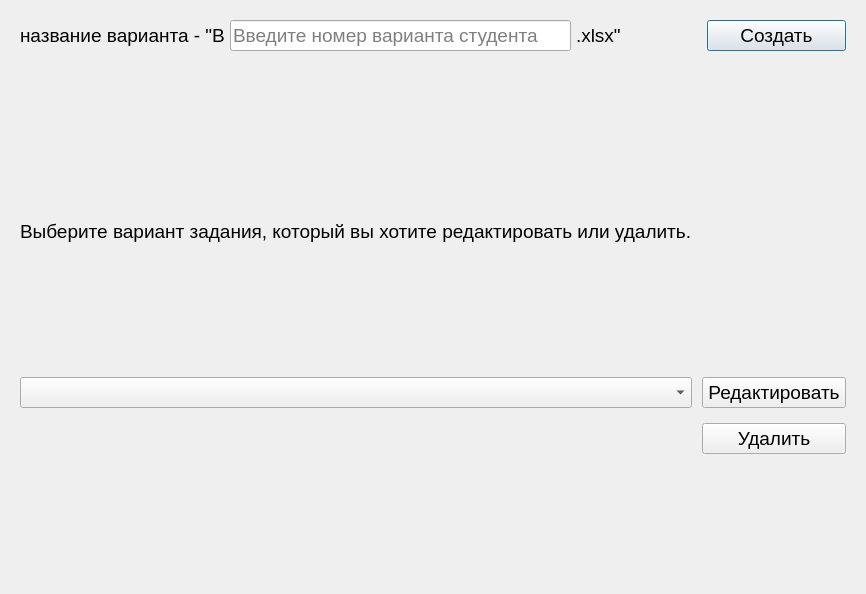
IvaMarin/Project-Network-Diagram-App, file qt_designer_ui/winEditTable.ui: the form before one commit.
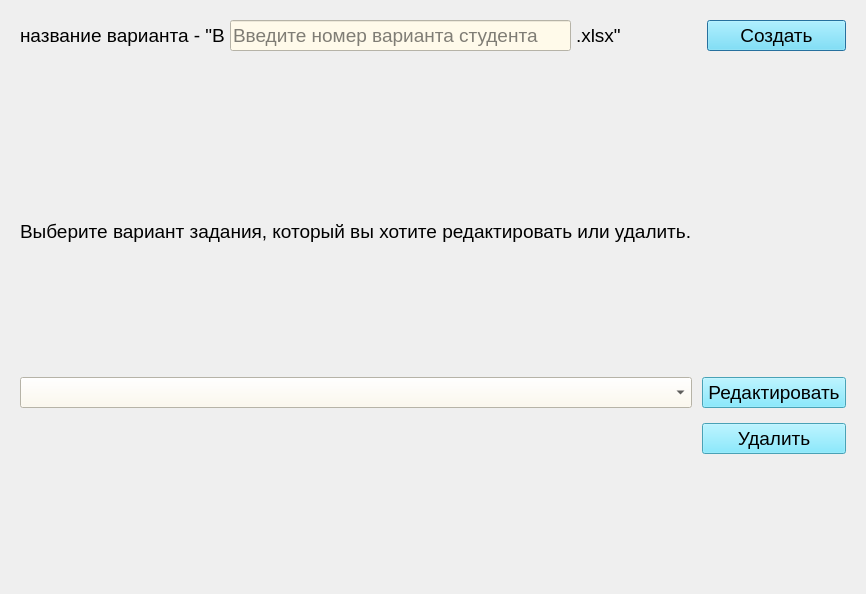
The form after the commit.

Patch:
```diff
--- a/qt_designer_ui/winEditTable.ui
+++ b/qt_designer_ui/winEditTable.ui
@@ -70,6 +70,9 @@
          <pointsize>14</pointsize>
         </font>
        </property>
+       <property name="styleSheet">
+        <string notr="true">background-color: #fffaea;</string>
+       </property>
        <property name="placeholderText">
         <string>Введите номер варианта студента</string>
        </property>
@@ -94,6 +97,9 @@
          <pointsize>14</pointsize>
         </font>
        </property>
+       <property name="styleSheet">
+        <string notr="true">background-color: #66e3ff;</string>
+       </property>
        <property name="text">
         <string>Создать</string>
        </property>
@@ -140,6 +146,9 @@
          <pointsize>14</pointsize>
         </font>
        </property>
+       <property name="styleSheet">
+        <string notr="true">background-color: #fffaea;</string>
+       </property>
       </widget>
      </item>
      <item row="1" column="1">
@@ -149,6 +158,9 @@
          <pointsize>14</pointsize>
         </font>
        </property>
+       <property name="styleSheet">
+        <string notr="true">background-color: #66e3ff;</string>
+       </property>
        <property name="text">
         <string>Редактировать</string>
        </property>
@@ -161,6 +173,9 @@
          <pointsize>14</pointsize>
         </font>
        </property>
+       <property name="styleSheet">
+        <string notr="true">background-color: #66e3ff;</string>
+       </property>
        <property name="text">
         <string>Удалить</string>
        </property>
```
